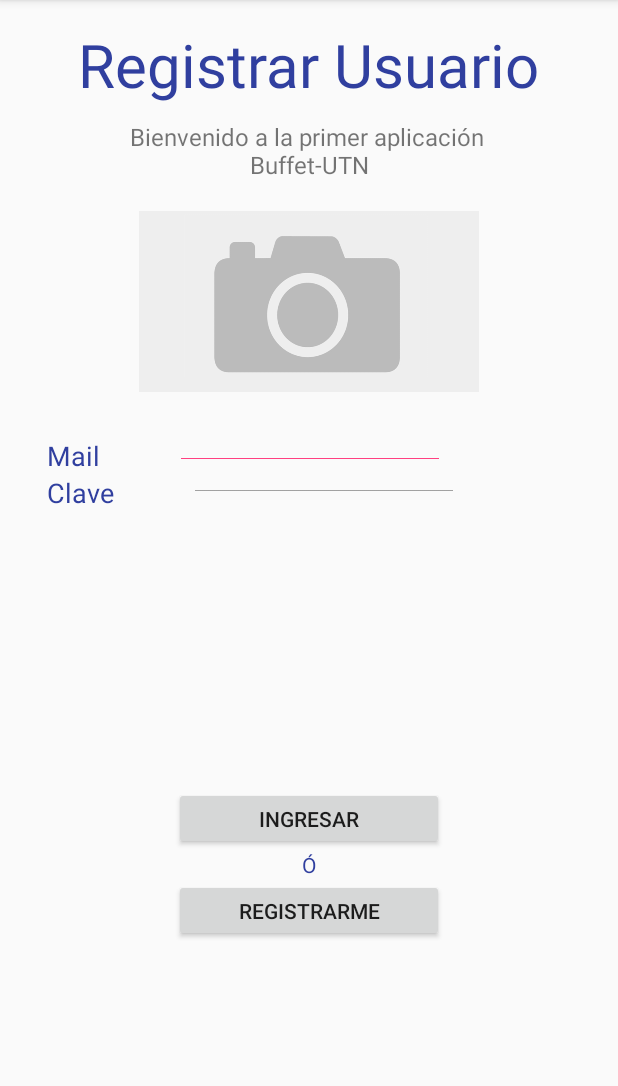
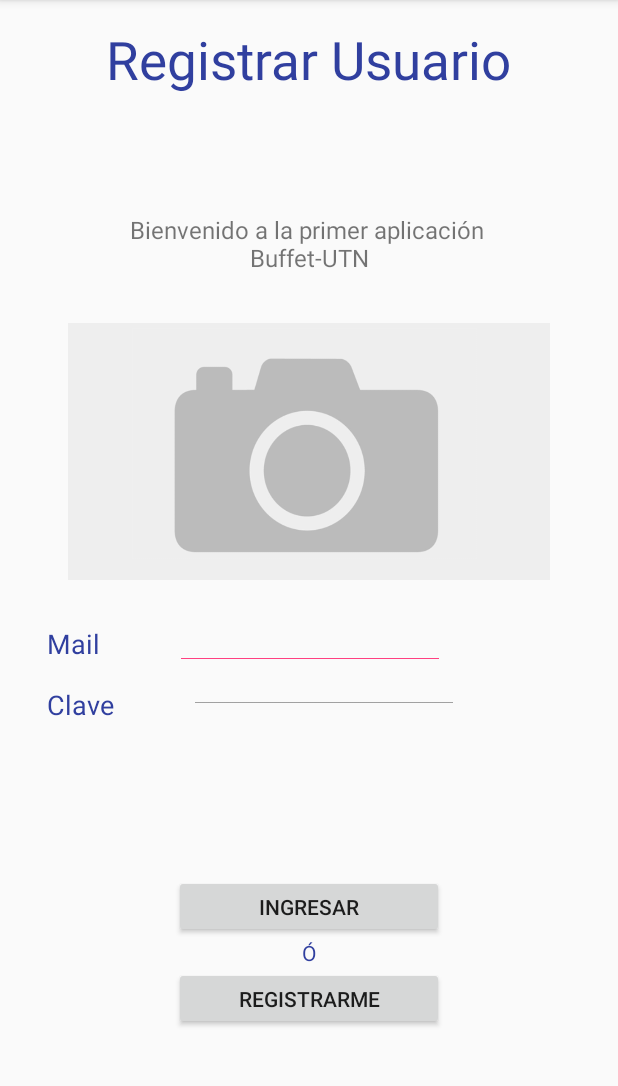
Before and after one commit to ivanezequiel95/CaseTres_Layouts, an Android app: the screen it shows after launch (MainActivity), on a phone screen of 412 x 824 dp, the part 84-1170 px from its top. Run offline under Robolectric (Android 15) with nearby library versions, the phone set to English and light mode, and no system bars.

Commit message:
ActivityRegistro Actualizada

```diff
--- a/app/src/main/java/com/example/alumno/trabajopractico/MainActivity.java
+++ b/app/src/main/java/com/example/alumno/trabajopractico/MainActivity.java
@@ -1,7 +1,7 @@
 package com.example.alumno.trabajopractico;
 
-import android.support.v7.app.AppCompatActivity;
-import android.os.Bundle;
+        import android.support.v7.app.AppCompatActivity;
+        import android.os.Bundle;
 
 public class MainActivity extends AppCompatActivity {
 
--- a/app/src/main/res/layout/activity_main.xml
+++ b/app/src/main/res/layout/activity_main.xml
@@ -20,7 +20,9 @@
             android:layout_width="match_parent"
             android:layout_height="wrap_content"
             android:orientation="vertical"
-            android:layout_marginBottom="20dp">
+            android:layout_marginBottom="20dp"
+            android:layout_weight="0.25"
+            android:weightSum="1">
 
             <TextView
                 android:layout_width="wrap_content"
@@ -28,8 +30,9 @@
                 android:layout_gravity="center"
                 android:layout_marginBottom="10dp"
                 android:text="Registrar Usuario"
-                android:textSize="40sp"
-                android:textColor="@color/colorPrimaryDark" />
+                android:textSize="35sp"
+                android:textColor="@color/colorPrimaryDark"
+                android:layout_weight="0.70"/>
 
             <TextView
                 android:layout_width="wrap_content"
@@ -38,7 +41,9 @@
                 android:gravity="center"
                 android:text="Bienvenido a la primer aplicación \nBuffet-UTN"
                 android:textSize="16sp"
+                android:layout_weight="0.30"
                 />
+
         </LinearLayout>
 
         <LinearLayout
@@ -46,7 +51,7 @@
             android:layout_height="90dp"
             android:orientation="vertical"
             android:layout_gravity="center"
-            android:layout_weight="0.10"
+            android:layout_weight="0.25"
             android:layout_marginBottom="30dp">
             <ImageView
                 android:layout_width="wrap_content"
@@ -54,13 +59,23 @@
                 android:src="@drawable/no_image"/>
         </LinearLayout>
 
+
+        <LinearLayout
+            android:layout_width="match_parent"
+            android:layout_height="wrap_content"
+            android:orientation="vertical"
+            android:layout_marginBottom="20dp"
+            android:layout_weight="0.10"
+            android:weightSum="1">
+
             <LinearLayout
                 android:layout_width="match_parent"
                 android:layout_height="wrap_content"
                 android:layout_marginRight="15dp"
                 android:layout_marginLeft="15dp"
                 android:orientation="horizontal"
-            android:layout_gravity="center">
+                android:layout_gravity="top"
+                android:layout_weight="0.50">
 
                 <TextView
                     android:layout_width="wrap_content"
@@ -77,6 +92,7 @@
                     android:paddingRight="35dp"
                     android:id="@+id/editText2"
                     android:inputType="text" />
+
             </LinearLayout>
 
             <LinearLayout
@@ -85,8 +101,8 @@
                 android:orientation="horizontal"
                 android:layout_marginRight="15dp"
                 android:layout_marginLeft="15dp"
-            android:layout_gravity="center"
-            android:layout_marginBottom="30dp">
+                android:layout_gravity="bottom"
+                android:layout_weight="0.50">
 
                 <TextView
                     android:layout_width="wrap_content"
@@ -101,6 +117,10 @@
                     android:layout_height="18dp"
                     android:layout_gravity="right"
                     android:inputType="textPassword" />
+
+            </LinearLayout>
+
+
         </LinearLayout>
 
         <LinearLayout
@@ -109,7 +129,7 @@
             android:orientation="vertical"
             android:gravity="center"
             android:layout_gravity="bottom"
-            android:layout_weight="1">
+            android:layout_weight="0.40">
 
             <Button
                 android:layout_width="180dp"
```
Lines whose indentation alone changed are shown as unchanged.
